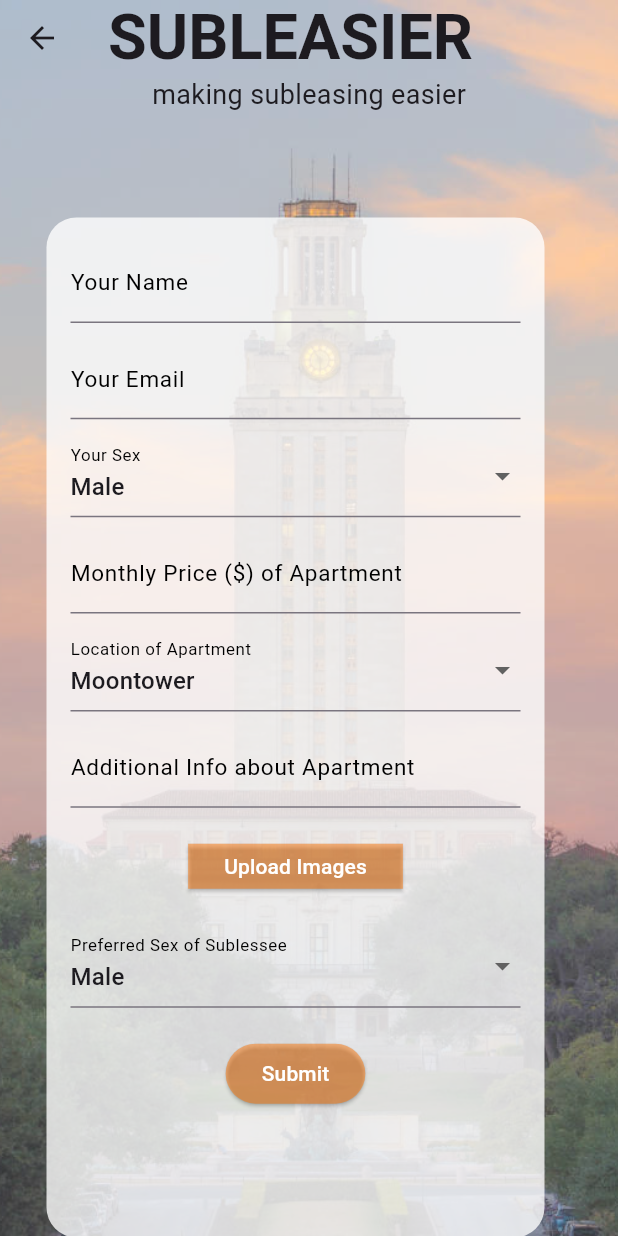
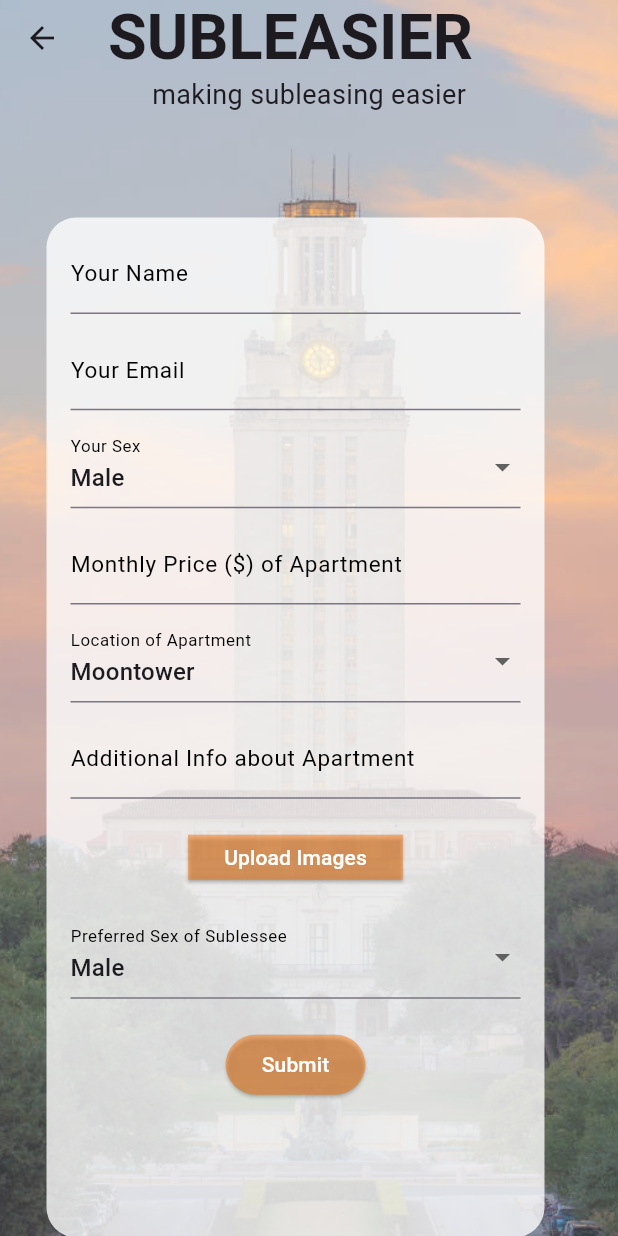
Before and after one commit to siddhi-bansal/subleasier, a Flutter app: the SublessorForm screen opened directly, on a phone screen of 412 x 824 dp. Run offline on Flutter 3.47's test engine with Material 3 defaults, Android fonts, the phone set to English and light mode, and no system bars; our stand-ins replace image_picker.

Commit message:
quick formatting fix

```diff
--- a/lib/sublessor/posting_form.dart
+++ b/lib/sublessor/posting_form.dart
@@ -98,7 +98,7 @@ class _SublessorFormState extends State<SublessorForm> {
                         crossAxisAlignment: CrossAxisAlignment.center,
                         children: <Widget>[
                           // const Center(child: Text('About You', style: TextStyle(fontSize: 19, color: Colors.black))),
-                          const SizedBox(height: 6),
+                          // const SizedBox(height: 6),
                           TextFormField(
                             decoration: const InputDecoration(
                               labelText: 'Your Name',
```
